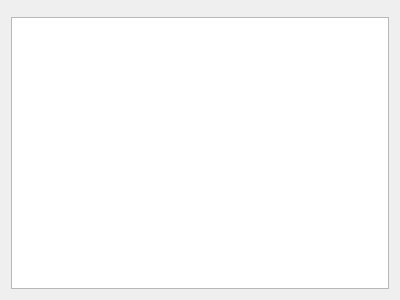
Before: the Qt Designer form src/ui/linux/TogglDesktop/timeentrylistwidget.ui in toggl-open-source/toggldesktop, drawn with Qt 5.
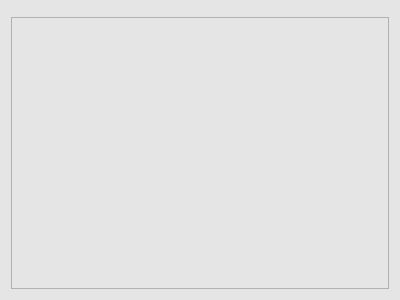
After: the same form once the commit is applied. Custom widgets are drawn as their Qt base class.

Commit message: Refactored the login design to be more universal (linux)

Diff of the .ui file:
```diff
--- a/src/ui/linux/TogglDesktop/timeentrylistwidget.ui
+++ b/src/ui/linux/TogglDesktop/timeentrylistwidget.ui
@@ -13,6 +13,9 @@
   <property name="windowTitle">
    <string>Form</string>
   </property>
+  <property name="styleSheet">
+   <string notr="true">background-color: rgb(229,229,229);</string>
+  </property>
   <layout class="QVBoxLayout" name="verticalLayout">
    <item>
     <widget class="TimerWidget" name="timer" native="true"/>
```
The commit also changes 2 other files.
